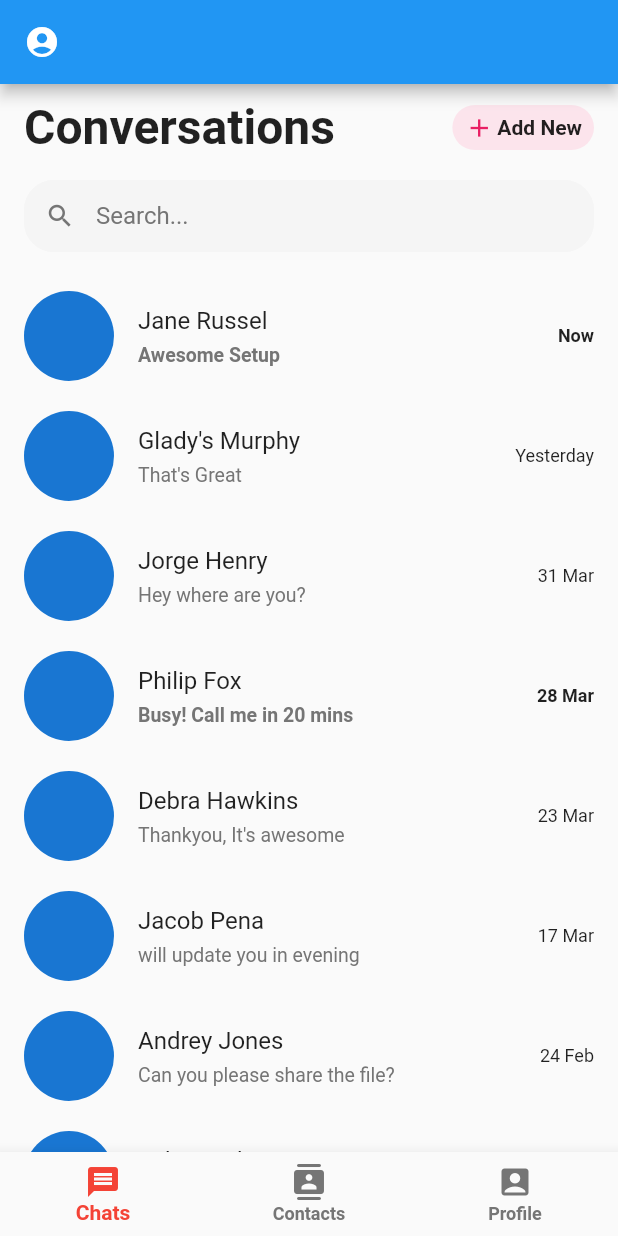
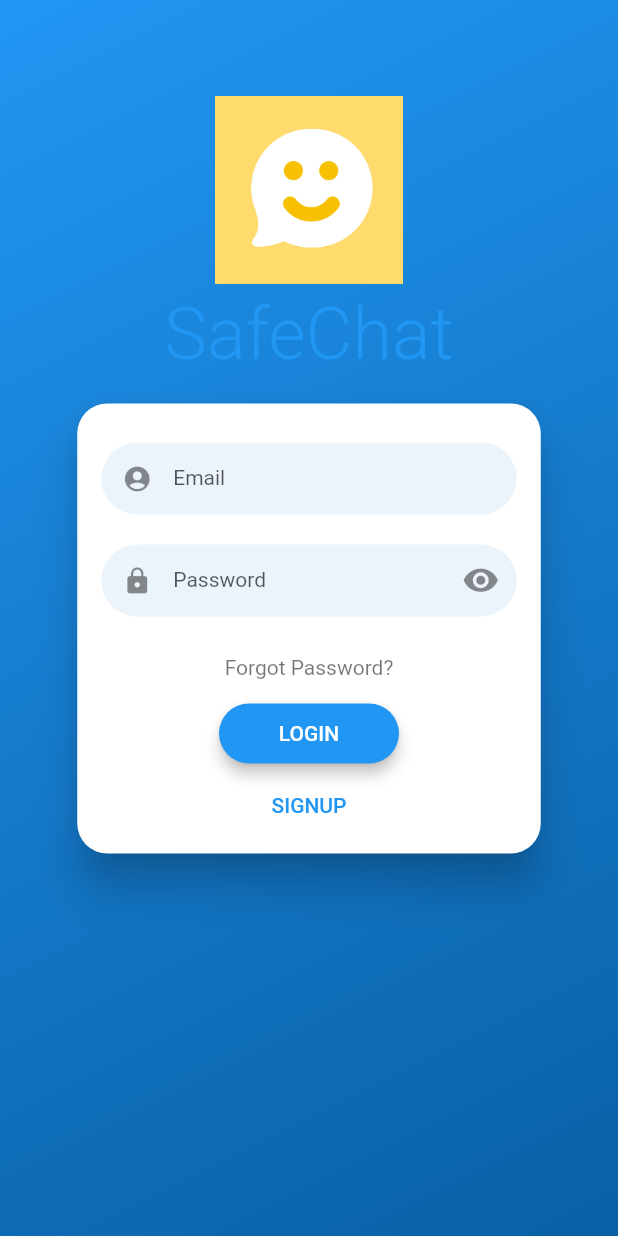
Before and after one commit to shubham189301011/SafeChat, a Flutter app: the screen it shows after launch, on a phone screen of 412 x 824 dp. Run offline on Flutter 3.47's test engine with Material 2 defaults, Android fonts, the phone set to English and light mode, and no system bars; drawn by our look-alikes of flutter_login; missing offline and left inert: amplify_auth_cognito, amplify_flutter.

```diff
--- /dev/null
+++ b/lib/Screens/LoginSignUpScreen.dart
@@ -0,0 +1,129 @@
+import 'package:amplify_auth_cognito/amplify_auth_cognito.dart';
+import 'package:amplify_flutter/amplify.dart';
+import 'package:flutter/material.dart';
+import 'package:flutter_login/flutter_login.dart';
+
+import '../amplifyconfiguration.dart';
+import 'homePage.dart';
+
+class LoginSignUp extends StatefulWidget {
+  //static String id = 'loginsignup';
+  @override
+  _LoginSignUpState createState() => _LoginSignUpState();
+}
+
+class _LoginSignUpState extends State<LoginSignUp> {
+  bool _amplifyConfigured = false;
+
+  // Instantiate Amplify
+  final _amplifyInstance = Amplify;
+
+  // controllers for text input
+  final emailController = TextEditingController();
+  final passwordController = TextEditingController();
+
+  bool isSignUpComplete = false;
+  bool isSignedIn = false;
+
+  @override
+  void initState() {
+    super.initState();
+
+    // amplify is configured on startup
+    _configureAmplify();
+  }
+
+  @override
+  void dispose() {
+    // Clean up the controller when the widget is removed from the
+    // widget tree.
+    emailController.dispose();
+    passwordController.dispose();
+
+    super.dispose();
+  }
+
+  void _configureAmplify() async {
+    if (!mounted) return;
+
+    // add all of the plugins we are currently using
+    // in our case... just one - Auth
+    AmplifyAuthCognito authPlugin = AmplifyAuthCognito();
+    _amplifyInstance.addPlugin(authPlugin);
+
+    await _amplifyInstance.configure(amplifyconfig);
+    try {
+      setState(() {
+        _amplifyConfigured = true;
+      });
+    } catch (e) {
+      print(e);
+    }
+  }
+
+  Future<String> _signUp(LoginData data) async {
+    try {
+      Map<String, String> userAttributes = {
+        "email": emailController.text,
+      };
+      SignUpResult res = await Amplify.Auth.signUp(
+          username: data.name,
+          password: data.password,
+          options: CognitoSignUpOptions(userAttributes: userAttributes));
+      setState(() {
+        isSignUpComplete = res.isSignUpComplete;
+        print("Sign up: " + (isSignUpComplete ? "Complete" : "Not Complete"));
+        Navigator.of(context).pushReplacement(MaterialPageRoute(
+          builder: (context) => HomePage(),
+        ));
+      });
+    } catch (e) {
+      print(e);
+      return "Register Error: " + e.toString();
+    }
+  }
+
+  Future<String> _signIn(LoginData data) async {
+    try {
+      SignInResult res = await Amplify.Auth.signIn(
+        username: data.name,
+        password: data.password,
+      );
+      setState(() {
+        isSignedIn = res.isSignedIn;
+        print("Sign in: " + (isSignedIn ? "Complete" : "Not Complete"));
+        if (isSignedIn) {
+          Navigator.of(context).pushReplacement(MaterialPageRoute(
+            builder: (context) => HomePage(),
+          ));
+          //Navigator.popAndPushNamed(context, HomePage.id);
+        } else {
+          print("Cannot Login");
+        }
+      });
+    } catch (e) {
+      print(e);
+      return 'Log In Error: ' + e.toString();
+    }
+  }
+
+  @override
+  Widget build(BuildContext context) {
+    return Scaffold(
+        body: SafeArea(
+      child: FlutterLogin(
+        title: 'SafeChat',
+        logo: 'assets/icon.png',
+        onLogin: _signIn,
+        onSignup: _signUp,
+        onRecoverPassword: (_) => null,
+        onSubmitAnimationCompleted: () {
+          Navigator.of(context).pushReplacement(MaterialPageRoute(
+            builder: (context) => HomePage(),
+          ));
+        },
+        //   onRecoverPassword: _recoverPassword,
+      ),
+    ));
+  }
+}
--- a/lib/Screens/chatPage.dart
+++ b/lib/Screens/chatPage.dart
@@ -1,7 +1,9 @@
 import 'package:flutter/material.dart';
-import'package:chatapp/Models/chatUsersModel.dart';
-import'package:chatapp/Widgets/conversationList.dart';
+import 'package:chatapp/Models/chatUsersModel.dart';
+import 'package:chatapp/Widgets/conversationList.dart';
+
 class ChatPage extends StatefulWidget {
+  //static String id = 'chatpage';
   @override
   _ChatPageState createState() => _ChatPageState();
 }
@@ -9,12 +11,26 @@ class ChatPage extends StatefulWidget {
 class _ChatPageState extends State<ChatPage> {
   List<ChatUsers> chatUsers = [
     ChatUsers(name: "Jane Russel", messageText: "Awesome Setup", time: "Now"),
-  ChatUsers(name: "Glady's Murphy", messageText: "That's Great", time: "Yesterday"),
-  ChatUsers(name: "Jorge Henry", messageText: "Hey where are you?", time: "31 Mar"),
-  ChatUsers(name: "Philip Fox", messageText: "Busy! Call me in 20 mins", time: "28 Mar"),
-  ChatUsers(name: "Debra Hawkins", messageText: "Thankyou, It's awesome", time: "23 Mar"),
-  ChatUsers(name: "Jacob Pena", messageText: "will update you in evening", time: "17 Mar"),
-  ChatUsers(name: "Andrey Jones", messageText: "Can you please share the file?", time: "24 Feb"),
+    ChatUsers(
+        name: "Glady's Murphy", messageText: "That's Great", time: "Yesterday"),
+    ChatUsers(
+        name: "Jorge Henry", messageText: "Hey where are you?", time: "31 Mar"),
+    ChatUsers(
+        name: "Philip Fox",
+        messageText: "Busy! Call me in 20 mins",
+        time: "28 Mar"),
+    ChatUsers(
+        name: "Debra Hawkins",
+        messageText: "Thankyou, It's awesome",
+        time: "23 Mar"),
+    ChatUsers(
+        name: "Jacob Pena",
+        messageText: "will update you in evening",
+        time: "17 Mar"),
+    ChatUsers(
+        name: "Andrey Jones",
+        messageText: "Can you please share the file?",
+        time: "24 Feb"),
     ChatUsers(name: "John Wick", messageText: "How are you?", time: "18 Feb"),
   ];
   @override
@@ -27,13 +43,18 @@ class _ChatPageState extends State<ChatPage> {
           children: <Widget>[
             SafeArea(
               child: Padding(
-                padding: EdgeInsets.only(left: 16,right: 16,top: 10),
+                padding: EdgeInsets.only(left: 16, right: 16, top: 10),
                 child: Row(
                   mainAxisAlignment: MainAxisAlignment.spaceBetween,
                   children: <Widget>[
-                    Text("Conversations",style: TextStyle(fontSize: 32,fontWeight: FontWeight.bold),),
+                    Text(
+                      "Conversations",
+                      style:
+                          TextStyle(fontSize: 32, fontWeight: FontWeight.bold),
+                    ),
                     Container(
-                      padding: EdgeInsets.only(left: 8,right: 8,top: 2,bottom: 2),
+                      padding:
+                          EdgeInsets.only(left: 8, right: 8, top: 2, bottom: 2),
                       height: 30,
                       decoration: BoxDecoration(
                         borderRadius: BorderRadius.circular(30),
@@ -41,9 +62,19 @@ class _ChatPageState extends State<ChatPage> {
                       ),
                       child: Row(
                         children: <Widget>[
-                          Icon(Icons.add,color: Colors.pink,size: 20,),
-                          SizedBox(width: 2,),
-                          Text("Add New",style: TextStyle(fontSize: 14,fontWeight: FontWeight.bold),),
+                          Icon(
+                            Icons.add,
+                            color: Colors.pink,
+                            size: 20,
+                          ),
+                          SizedBox(
+                            width: 2,
+                          ),
+                          Text(
+                            "Add New",
+                            style: TextStyle(
+                                fontSize: 14, fontWeight: FontWeight.bold),
+                          ),
                         ],
                       ),
                     )
@@ -53,39 +84,42 @@ class _ChatPageState extends State<ChatPage> {
             ),
             SafeArea(
               child: Padding(
-                padding: EdgeInsets.only(top: 16,left: 16,right: 16),
+                padding: EdgeInsets.only(top: 16, left: 16, right: 16),
                 child: TextField(
                   decoration: InputDecoration(
                     hintText: "Search...",
                     hintStyle: TextStyle(color: Colors.grey.shade600),
-                    prefixIcon: Icon(Icons.search,color: Colors.grey.shade600, size: 20,),
+                    prefixIcon: Icon(
+                      Icons.search,
+                      color: Colors.grey.shade600,
+                      size: 20,
+                    ),
                     filled: true,
                     fillColor: Colors.grey.shade100,
                     contentPadding: EdgeInsets.all(8),
                     enabledBorder: OutlineInputBorder(
                         borderRadius: BorderRadius.circular(20),
-                        borderSide: BorderSide(
-                            color: Colors.grey.shade100
-                        )
+                        borderSide: BorderSide(color: Colors.grey.shade100)),
                   ),
                 ),
               ),
             ),
-            ),
-            SafeArea(child: ListView.builder(
+            SafeArea(
+              child: ListView.builder(
                 itemCount: chatUsers.length,
                 shrinkWrap: true,
                 padding: EdgeInsets.only(top: 16),
                 physics: NeverScrollableScrollPhysics(),
-              itemBuilder: (context, index){
+                itemBuilder: (context, index) {
                   return ConversationList(
                     name: chatUsers[index].name,
                     messageText: chatUsers[index].messageText,
                     time: chatUsers[index].time,
-                  isMessageRead: (index == 0 || index == 3)?true:false,
+                    isMessageRead: (index == 0 || index == 3) ? true : false,
                   );
                 },
-            ),),
+              ),
+            ),
           ],
         ),
       ),
--- a/lib/Screens/homePage.dart
+++ b/lib/Screens/homePage.dart
@@ -1,10 +1,13 @@
+import 'package:chatapp/Screens/LoginSignUpScreen.dart';
+import 'package:chatapp/main.dart';
 import 'package:flutter/material.dart';
 import 'package:chatapp/Screens/chatPage.dart';
 import 'package:amplify_flutter/amplify.dart';
 import 'package:amplify_auth_cognito/amplify_auth_cognito.dart';
 import 'package:chatapp/Screens/homePage.dart';
 
-class HomePage extends StatefulWidget{
+class HomePage extends StatefulWidget {
+  //static String id = 'homepage';
   @override
   _HomePageState createState() => _HomePageState();
 }
@@ -20,12 +23,19 @@ class _HomePageState extends State<HomePage> {
             setState(() {
               try {
                 Amplify.Auth.signOut();
+                Navigator.of(context).pushReplacement(MaterialPageRoute(
+                  builder: (context) => LoginSignUp(),
+                ));
+                //Navigator.pushNamed(context, MaterialPageRoute(builder: (context) => MyApp()));
+                // Navigator.popAndPushNamed(context, MaterialPageRoute(
+                //   builder: (context) => LoginSignUp()),
+                // );
               } on AuthException catch (e) {
                 print(e.message);
               }
             });
           },
-          child: Icon(Icons.account_circle),
+          child: Icon(Icons.logout),
         ),
       ),
       body: ChatPage(),
--- a/lib/main.dart
+++ b/lib/main.dart
@@ -1,3 +1,4 @@
+import 'package:chatapp/Screens/LoginSignUpScreen.dart';
 import 'package:flutter/material.dart';
 import 'package:amplify_flutter/amplify.dart';
 import 'amplifyconfiguration.dart';
@@ -17,117 +18,8 @@ class MyApp extends StatefulWidget {
 }
 
 class _MyAppState extends State<MyApp> {
-  // gives our app awareness about whether we are succesfully connected to the cloud
-  bool _amplifyConfigured = false;
-
-  // Instantiate Amplify
-  final _amplifyInstance = Amplify;
-
-  // controllers for text input
-  final emailController = TextEditingController();
-  final passwordController = TextEditingController();
-
-  bool isSignUpComplete = false;
-  bool isSignedIn = false;
-
-  @override
-  void initState() {
-    super.initState();
-
-    // amplify is configured on startup
-    _configureAmplify();
-  }
-
-  @override
-  void dispose() {
-    // Clean up the controller when the widget is removed from the
-    // widget tree.
-    emailController.dispose();
-    passwordController.dispose();
-
-    super.dispose();
-  }
-
-  void _configureAmplify() async {
-    if (!mounted) return;
-
-    // add all of the plugins we are currently using
-    // in our case... just one - Auth
-    AmplifyAuthCognito authPlugin = AmplifyAuthCognito();
-    _amplifyInstance.addPlugin(authPlugin);
-
-    await _amplifyInstance.configure(amplifyconfig);
-    try {
-      setState(() {
-        _amplifyConfigured = true;
-      });
-    } catch (e) {
-      print(e);
-    }
-  }
-
-  Future<String> _signUp(LoginData data) async {
-    try {
-      Map<String, String> userAttributes = {
-        "email": emailController.text,
-      };
-      SignUpResult res = await Amplify.Auth.signUp(
-          username: data.name,
-          password: data.password,
-          options: CognitoSignUpOptions(userAttributes: userAttributes));
-      setState(() {
-        isSignUpComplete = res.isSignUpComplete;
-        print("Sign up: " + (isSignUpComplete ? "Complete" : "Not Complete"));
-      });
-    } catch (e) {
-      print(e);
-      return "Register Error: " + e.toString();
-    }
-  }
-
-  Future<String> _signIn(LoginData data) async {
-    try {
-      SignInResult res = await Amplify.Auth.signIn(
-        username: data.name,
-        password: data.password,
-      );
-      setState(() {
-        isSignedIn = res.isSignedIn;
-        print("Sign in: " + (isSignedIn ? "Complete" : "Not Complete"));
-        if(isSignedIn) {
-          Navigator.of(context).pushReplacement(MaterialPageRoute(
-            builder: (context) => HomePage(),
-          ));
-        }
-        else
-          {
-            print("Cannot Login");
-          }
-      });
-    } catch (e) {
-      print(e);
-      return 'Log In Error: ' + e.toString();
-    }
-  }
-
   @override
   Widget build(BuildContext context) {
-    // return Scaffold(
-    //     body: SafeArea(
-    //   child: FlutterLogin(
-    //     title: 'SafeChat',
-    //     logo: 'assets/icon.png',
-    //     onLogin: _signIn,
-    //     onSignup: _signUp,
-    //     onRecoverPassword: (_) => null,
-    //     onSubmitAnimationCompleted: () {
-    //       Navigator.of(context).pushReplacement(MaterialPageRoute(
-    //         builder: (context) => HomePage(),
-    //       ));
-    //     },
-    //     //   onRecoverPassword: _recoverPassword,
-    //   ),
-    // ));
-    return HomePage();
+    return LoginSignUp();
   }
 }
```
Lines whose indentation alone changed are shown as unchanged.
